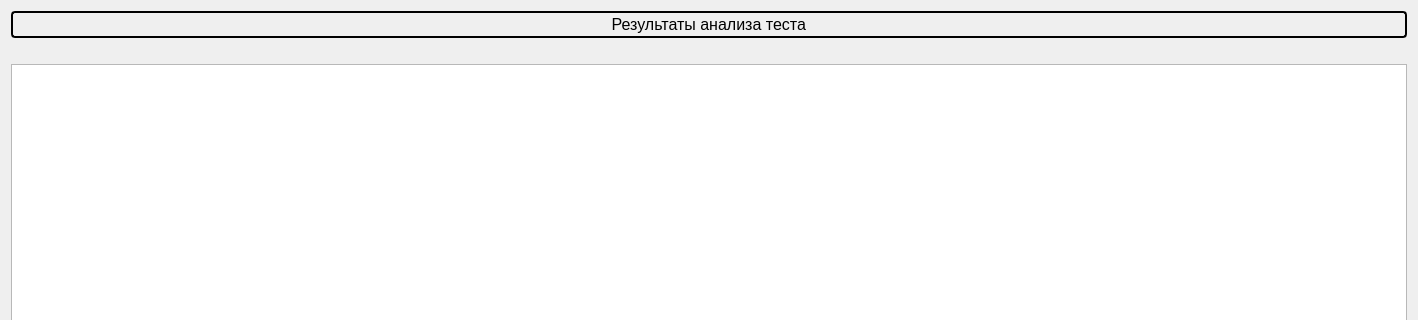
This is analyzeres.ui in gunmaden/IS-AOOZ as Qt 5 draws it before an edit; both pictures show x 0 to 1418 and y 0 to 320 of the 1418 by 558 pixel window. The edited form follows.
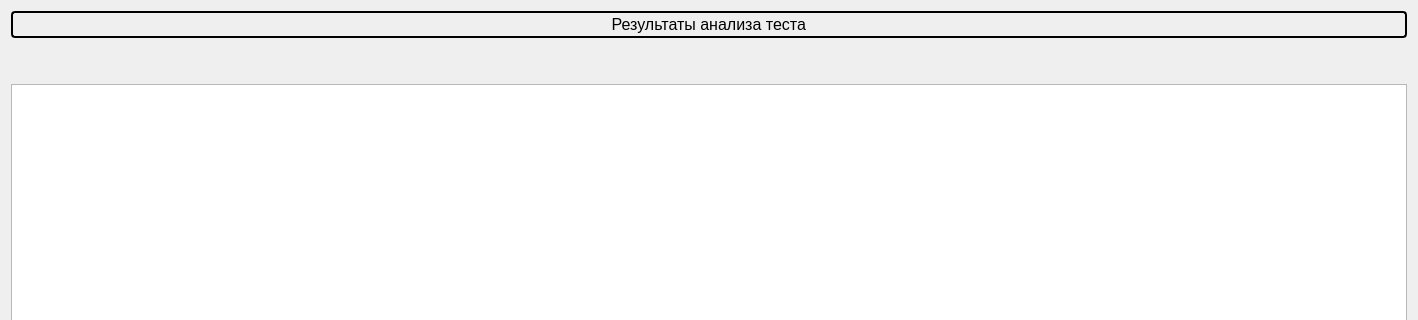
This is the edited form. Icons and pictures are not drawn.

What changed in the file:
```diff
--- a/analyzeres.ui
+++ b/analyzeres.ui
@@ -45,6 +45,13 @@
          </property>
         </widget>
        </item>
+       <item>
+        <widget class="QLabel" name="label_2">
+         <property name="text">
+          <string/>
+         </property>
+        </widget>
+       </item>
        <item>
         <widget class="QTableWidget" name="tableWidget">
          <property name="styleSheet">
```
